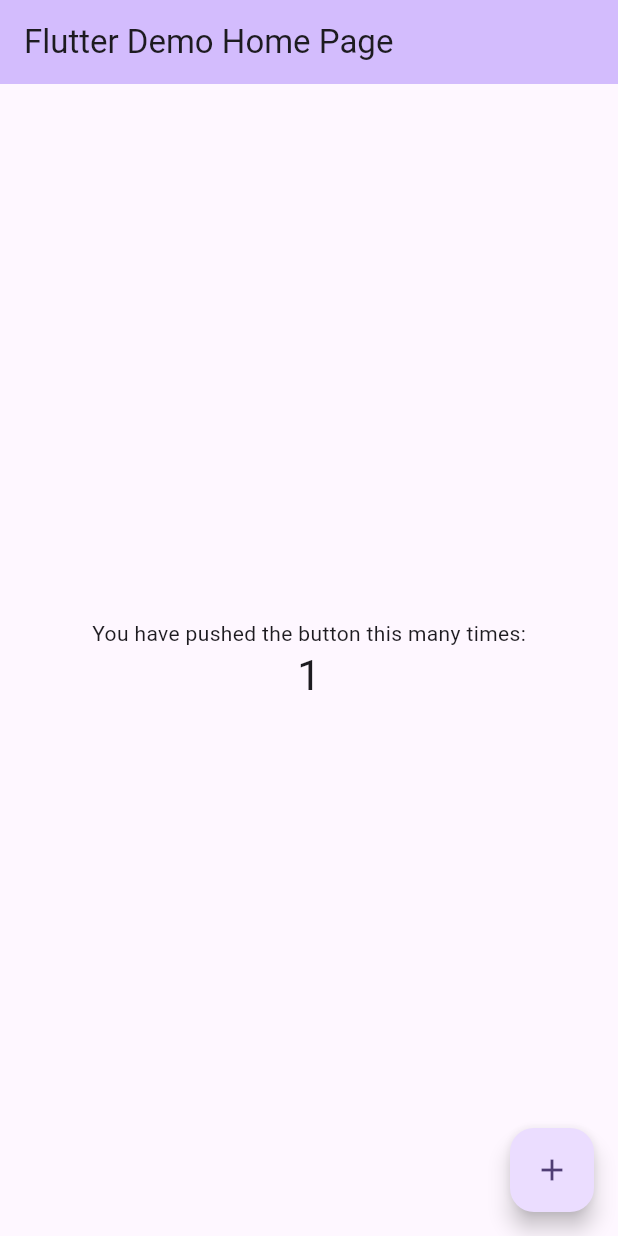
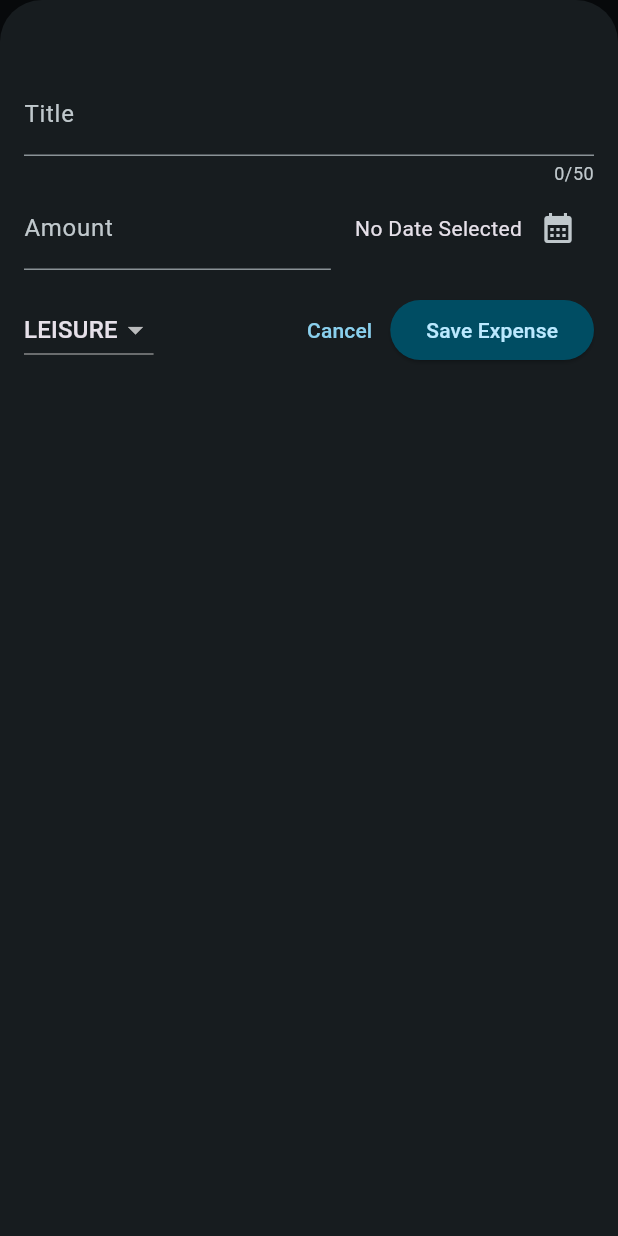
Before and after one commit to Rpratik13/Expense-Tracker, a Flutter app: the screen it shows after launch, after a tap on the "add" icon, on a phone screen of 412 x 824 dp. Run offline on Flutter 3.47's test engine with Material 3 defaults, Android fonts, the phone set to English and light mode, and no system bars.

Commit message:
Update app

```diff
--- a/lib/main.dart
+++ b/lib/main.dart
@@ -1,125 +1,56 @@
+import 'package:expense_tracker/widgets/expenses.dart';
 import 'package:flutter/material.dart';
 
+var kColorScheme = ColorScheme.fromSeed(
+  seedColor: const Color.fromARGB(255, 96, 59, 181),
+);
+
+var kDarkColorScheme = ColorScheme.fromSeed(
+  brightness: Brightness.dark,
+  seedColor: const Color.fromARGB(255, 5, 99, 125),
+);
+
 void main() {
-  runApp(const MyApp());
-}
-
-class MyApp extends StatelessWidget {
-  const MyApp({super.key});
-
-  // This widget is the root of your application.
-  @override
-  Widget build(BuildContext context) {
-    return MaterialApp(
-      title: 'Flutter Demo',
-      theme: ThemeData(
-        // This is the theme of your application.
-        //
-        // TRY THIS: Try running your application with "flutter run". You'll see
-        // the application has a purple toolbar. Then, without quitting the app,
-        // try changing the seedColor in the colorScheme below to Colors.green
-        // and then invoke "hot reload" (save your changes or press the "hot
-        // reload" button in a Flutter-supported IDE, or press "r" if you used
-        // the command line to start the app).
-        //
-        // Notice that the counter didn't reset back to zero; the application
-        // state is not lost during the reload. To reset the state, use hot
-        // restart instead.
-        //
-        // This works for code too, not just values: Most code changes can be
-        // tested with just a hot reload.
-        colorScheme: ColorScheme.fromSeed(seedColor: Colors.deepPurple),
-        useMaterial3: true,
-      ),
-      home: const MyHomePage(title: 'Flutter Demo Home Page'),
-    );
-  }
-}
-
-class MyHomePage extends StatefulWidget {
-  const MyHomePage({super.key, required this.title});
-
-  // This widget is the home page of your application. It is stateful, meaning
-  // that it has a State object (defined below) that contains fields that affect
-  // how it looks.
-
-  // This class is the configuration for the state. It holds the values (in this
-  // case the title) provided by the parent (in this case the App widget) and
-  // used by the build method of the State. Fields in a Widget subclass are
-  // always marked "final".
-
-  final String title;
-
-  @override
-  State<MyHomePage> createState() => _MyHomePageState();
-}
-
-class _MyHomePageState extends State<MyHomePage> {
-  int _counter = 0;
-
-  void _incrementCounter() {
-    setState(() {
-      // This call to setState tells the Flutter framework that something has
-      // changed in this State, which causes it to rerun the build method below
-      // so that the display can reflect the updated values. If we changed
-      // _counter without calling setState(), then the build method would not be
-      // called again, and so nothing would appear to happen.
-      _counter++;
-    });
-  }
-
-  @override
-  Widget build(BuildContext context) {
-    // This method is rerun every time setState is called, for instance as done
-    // by the _incrementCounter method above.
-    //
-    // The Flutter framework has been optimized to make rerunning build methods
-    // fast, so that you can just rebuild anything that needs updating rather
-    // than having to individually change instances of widgets.
-    return Scaffold(
-      appBar: AppBar(
-        // TRY THIS: Try changing the color here to a specific color (to
-        // Colors.amber, perhaps?) and trigger a hot reload to see the AppBar
-        // change color while the other colors stay the same.
-        backgroundColor: Theme.of(context).colorScheme.inversePrimary,
-        // Here we take the value from the MyHomePage object that was created by
-        // the App.build method, and use it to set our appbar title.
-        title: Text(widget.title),
-      ),
-      body: Center(
-        // Center is a layout widget. It takes a single child and positions it
-        // in the middle of the parent.
-        child: Column(
-          // Column is also a layout widget. It takes a list of children and
-          // arranges them vertically. By default, it sizes itself to fit its
-          // children horizontally, and tries to be as tall as its parent.
-          //
-          // Column has various properties to control how it sizes itself and
-          // how it positions its children. Here we use mainAxisAlignment to
-          // center the children vertically; the main axis here is the vertical
-          // axis because Columns are vertical (the cross axis would be
-          // horizontal).
-          //
-          // TRY THIS: Invoke "debug painting" (choose the "Toggle Debug Paint"
-          // action in the IDE, or press "p" in the console), to see the
-          // wireframe for each widget.
-          mainAxisAlignment: MainAxisAlignment.center,
-          children: <Widget>[
-            const Text(
-              'You have pushed the button this many times:',
-            ),
-            Text(
-              '$_counter',
-              style: Theme.of(context).textTheme.headlineMedium,
-            ),
-          ],
+  runApp(
+    MaterialApp(
+      darkTheme: ThemeData.dark().copyWith(
+        colorScheme: kDarkColorScheme,
+        cardTheme: const CardTheme().copyWith(
+          color: kDarkColorScheme.secondaryContainer,
+          margin: const EdgeInsets.symmetric(horizontal: 16, vertical: 8),
+        ),
+        elevatedButtonTheme: ElevatedButtonThemeData(
+          style: ElevatedButton.styleFrom(
+            foregroundColor: kDarkColorScheme.onPrimaryContainer,
+            backgroundColor: kDarkColorScheme.primaryContainer,
+          ),
         ),
       ),
-      floatingActionButton: FloatingActionButton(
-        onPressed: _incrementCounter,
-        tooltip: 'Increment',
-        child: const Icon(Icons.add),
-      ), // This trailing comma makes auto-formatting nicer for build methods.
-    );
-  }
+      theme: ThemeData().copyWith(
+        colorScheme: kColorScheme,
+        appBarTheme: const AppBarTheme().copyWith(
+          backgroundColor: kColorScheme.onPrimaryContainer,
+          foregroundColor: kColorScheme.primaryContainer,
+        ),
+        cardTheme: const CardTheme().copyWith(
+          color: kColorScheme.secondaryContainer,
+          margin: const EdgeInsets.symmetric(horizontal: 16, vertical: 8),
+        ),
+        elevatedButtonTheme: ElevatedButtonThemeData(
+          style: ElevatedButton.styleFrom(
+            backgroundColor: kColorScheme.primaryContainer,
+          ),
+        ),
+        textTheme: ThemeData().textTheme.copyWith(
+              titleLarge: TextStyle(
+                fontWeight: FontWeight.bold,
+                color: kColorScheme.onSecondaryContainer,
+                fontSize: 14,
+              ),
+            ),
+      ),
+      themeMode: ThemeMode.dark,
+      home: const Expenses(),
+    ),
+  );
 }
--- /dev/null
+++ b/lib/models/expense.dart
@@ -0,0 +1,65 @@
+import 'package:flutter/material.dart';
+import 'package:uuid/uuid.dart';
+import 'package:intl/intl.dart';
+
+final formatter = DateFormat.yMd();
+
+const uuid = Uuid();
+
+enum Category {
+  food,
+  travel,
+  leisure,
+  work,
+}
+
+const categoryIcons = {
+  Category.food: Icons.lunch_dining,
+  Category.travel: Icons.flight_takeoff,
+  Category.leisure: Icons.movie,
+  Category.work: Icons.work,
+};
+
+class Expense {
+  Expense({
+    required this.title,
+    required this.amount,
+    required this.date,
+    required this.category,
+  }) : id = uuid.v4();
+
+  final String id;
+  final String title;
+  final double amount;
+  final DateTime date;
+  final Category category;
+
+  String get formattedDate {
+    return formatter.format(date);
+  }
+}
+
+class ExpenseBucket {
+  const ExpenseBucket({
+    required this.category,
+    required this.expenses,
+  });
+
+  ExpenseBucket.forCategory(List<Expense> allExpenses, this.category)
+      : expenses = allExpenses
+            .where((expense) => expense.category == category)
+            .toList();
+
+  final Category category;
+  final List<Expense> expenses;
+
+  double get totalExpenses {
+    double sum = 0;
+
+    for (final expense in expenses) {
+      sum += expense.amount;
+    }
+
+    return sum;
+  }
+}
--- /dev/null
+++ b/lib/widgets/chart/chart.dart
@@ -0,0 +1,95 @@
+import 'package:flutter/material.dart';
+
+import 'package:expense_tracker/widgets/chart/chart_bar.dart';
+import 'package:expense_tracker/models/expense.dart';
+
+class Chart extends StatelessWidget {
+  const Chart({super.key, required this.expenses});
+
+  final List<Expense> expenses;
+
+  List<ExpenseBucket> get buckets {
+    return [
+      ExpenseBucket.forCategory(expenses, Category.food),
+      ExpenseBucket.forCategory(expenses, Category.leisure),
+      ExpenseBucket.forCategory(expenses, Category.travel),
+      ExpenseBucket.forCategory(expenses, Category.work),
+    ];
+  }
+
+  double get maxTotalExpense {
+    double maxTotalExpense = 0;
+
+    for (final bucket in buckets) {
+      if (bucket.totalExpenses > maxTotalExpense) {
+        maxTotalExpense = bucket.totalExpenses;
+      }
+    }
+
+    return maxTotalExpense;
+  }
+
+  @override
+  Widget build(BuildContext context) {
+    final isDarkMode =
+        MediaQuery.of(context).platformBrightness == Brightness.dark;
+    return Container(
+      margin: const EdgeInsets.all(16),
+      padding: const EdgeInsets.symmetric(
+        vertical: 16,
+        horizontal: 8,
+      ),
+      width: double.infinity,
+      height: 180,
+      decoration: BoxDecoration(
+        borderRadius: BorderRadius.circular(8),
+        gradient: LinearGradient(
+          colors: [
+            Theme.of(context).colorScheme.primary.withOpacity(0.3),
+            Theme.of(context).colorScheme.primary.withOpacity(0.0)
+          ],
+          begin: Alignment.bottomCenter,
+          end: Alignment.topCenter,
+        ),
+      ),
+      child: Column(
+        children: [
+          Expanded(
+            child: Row(
+              crossAxisAlignment: CrossAxisAlignment.end,
+              children: [
+                for (final bucket in buckets) // alternative to map()
+                  ChartBar(
+                    fill: bucket.totalExpenses == 0
+                        ? 0
+                        : bucket.totalExpenses / maxTotalExpense,
+                  )
+              ],
+            ),
+          ),
+          const SizedBox(height: 12),
+          Row(
+            children: buckets
+                .map(
+                  (bucket) => Expanded(
+                    child: Padding(
+                      padding: const EdgeInsets.symmetric(horizontal: 4),
+                      child: Icon(
+                        categoryIcons[bucket.category],
+                        color: isDarkMode
+                            ? Theme.of(context).colorScheme.secondary
+                            : Theme.of(context)
+                                .colorScheme
+                                .primary
+                                .withOpacity(0.7),
+                      ),
+                    ),
+                  ),
+                )
+                .toList(),
+          )
+        ],
+      ),
+    );
+  }
+}
--- /dev/null
+++ b/lib/widgets/chart/chart_bar.dart
@@ -0,0 +1,34 @@
+import 'package:flutter/material.dart';
+
+class ChartBar extends StatelessWidget {
+  const ChartBar({
+    super.key,
+    required this.fill,
+  });
+
+  final double fill;
+
+  @override
+  Widget build(BuildContext context) {
+    final isDarkMode =
+        MediaQuery.of(context).platformBrightness == Brightness.dark;
+    return Expanded(
+      child: Padding(
+        padding: const EdgeInsets.symmetric(horizontal: 4),
+        child: FractionallySizedBox(
+          heightFactor: fill,
+          child: DecoratedBox(
+            decoration: BoxDecoration(
+              shape: BoxShape.rectangle,
+              borderRadius:
+                  const BorderRadius.vertical(top: Radius.circular(8)),
+              color: isDarkMode
+                  ? Theme.of(context).colorScheme.secondary
+                  : Theme.of(context).colorScheme.primary.withOpacity(0.65),
+            ),
+          ),
+        ),
+      ),
+    );
+  }
+}
--- /dev/null
+++ b/lib/widgets/expense_list/expense_item.dart
@@ -0,0 +1,48 @@
+import 'package:flutter/material.dart';
+
+import 'package:expense_tracker/models/expense.dart';
+
+class ExpenseItem extends StatelessWidget {
+  const ExpenseItem(this.expense, {super.key});
+
+  final Expense expense;
+
+  @override
+  Widget build(BuildContext context) {
+    return Card(
+      child: Padding(
+        padding: const EdgeInsets.symmetric(
+          horizontal: 20,
+          vertical: 16,
+        ),
+        child: Column(
+          crossAxisAlignment: CrossAxisAlignment.start,
+          children: [
+            Text(
+              expense.title,
+              style: Theme.of(context).textTheme.titleLarge,
+            ),
+            const SizedBox(
+              height: 4,
+            ),
+            Row(
+              children: [
+                Text('\$${expense.amount.toStringAsFixed(2)}'),
+                const Spacer(),
+                Row(
+                  children: [
+                    Icon(categoryIcons[expense.category]),
+                    const SizedBox(
+                      width: 8,
+                    ),
+                    Text(expense.formattedDate),
+                  ],
+                )
+              ],
+            )
+          ],
+        ),
+      ),
+    );
+  }
+}
--- /dev/null
+++ b/lib/widgets/expense_list/expense_list.dart
@@ -0,0 +1,35 @@
+import 'package:flutter/material.dart';
+
+import 'package:expense_tracker/models/expense.dart';
+import 'package:expense_tracker/widgets/expense_list/expense_item.dart';
+
+class ExpenseList extends StatelessWidget {
+  const ExpenseList({
+    super.key,
+    required this.expenses,
+    required this.removeExpense,
+  });
+
+  final List<Expense> expenses;
+  final void Function(Expense expense) removeExpense;
+
+  @override
+  Widget build(BuildContext context) {
+    return ListView.builder(
+      itemCount: expenses.length,
+      itemBuilder: (context, index) => Dismissible(
+        background: Container(
+          color: Theme.of(context).colorScheme.error.withOpacity(0.75),
+          margin: EdgeInsets.symmetric(
+            horizontal: Theme.of(context).cardTheme.margin!.horizontal,
+          ),
+        ),
+        key: ValueKey(expenses[index]),
+        onDismissed: (direction) {
+          removeExpense(expenses[index]);
+        },
+        child: ExpenseItem(expenses[index]),
+      ),
+    );
+  }
+}
--- /dev/null
+++ b/lib/widgets/expenses.dart
@@ -0,0 +1,108 @@
+import 'package:expense_tracker/main.dart';
+import 'package:expense_tracker/widgets/chart/chart.dart';
+import 'package:expense_tracker/widgets/expense_list/expense_list.dart';
+import 'package:expense_tracker/widgets/new_expense.dart';
+import 'package:flutter/material.dart';
+
+import 'package:expense_tracker/models/expense.dart';
+
+class Expenses extends StatefulWidget {
+  const Expenses({super.key});
+
+  @override
+  State<Expenses> createState() {
+    return _ExpensesState();
+  }
+}
+
+class _ExpensesState extends State<Expenses> {
+  final List<Expense> _registeredExpenses = [
+    Expense(
+      title: 'Flutter Course',
+      amount: 19.99,
+      date: DateTime.now(),
+      category: Category.work,
+    ),
+    Expense(
+      title: 'Cinema',
+      amount: 15.69,
+      date: DateTime.now(),
+      category: Category.leisure,
+    )
+  ];
+
+  void _openAddExpenseOverlay() {
+    showModalBottomSheet(
+      isScrollControlled: true,
+      context: context,
+      builder: (ctx) => NewExpense(
+        onAddExpense: _addExpense,
+      ),
+    );
+  }
+
+  void _addExpense(Expense expense) {
+    setState(() {
+      _registeredExpenses.add(expense);
+    });
+  }
+
+  void _removeExpense(Expense expense) {
+    final expenseIndex = _registeredExpenses.indexOf(expense);
+
+    setState(() {
+      _registeredExpenses.remove(expense);
+    });
+
+    ScaffoldMessenger.of(context).clearSnackBars();
+
+    ScaffoldMessenger.of(context).showSnackBar(
+      SnackBar(
+        duration: const Duration(seconds: 3),
+        content: const Text('Expense deleted'),
+        action: SnackBarAction(
+            label: 'Undo',
+            onPressed: () {
+              setState(() {
+                _registeredExpenses.insert(
+                  expenseIndex,
+                  expense,
+                );
+              });
+            }),
+      ),
+    );
+  }
+
+  @override
+  Widget build(BuildContext context) {
+    Widget mainContent = const Center(
+      child: Text('No expenses found.'),
+    );
+
+    if (_registeredExpenses.isNotEmpty) {
+      mainContent = ExpenseList(
+        expenses: _registeredExpenses,
+        removeExpense: _removeExpense,
+      );
+    }
+
+    return Scaffold(
+      appBar: AppBar(
+        title: const Text('Flutter Expense Tracker'),
+        actions: [
+          IconButton(
+            onPressed: _openAddExpenseOverlay,
+            icon: const Icon(Icons.add),
+          ),
+        ],
+      ),
+      body: Column(
+        children: [
+          Chart(expenses: _registeredExpenses),
+          Expanded(child: mainContent),
+        ],
+      ),
+    );
+  }
+}
--- /dev/null
+++ b/lib/widgets/new_expense.dart
@@ -0,0 +1,174 @@
+import 'package:expense_tracker/models/expense.dart';
+import 'package:intl/intl.dart';
+import 'package:flutter/material.dart';
+
+final formatter = DateFormat.yMd();
+
+class NewExpense extends StatefulWidget {
+  const NewExpense({super.key, required this.onAddExpense});
+
+  final void Function(Expense expense) onAddExpense;
+
+  @override
+  State<NewExpense> createState() {
+    return _NewExpenseState();
+  }
+}
+
+class _NewExpenseState extends State<NewExpense> {
+  final _titleController = TextEditingController();
+  final _amountController = TextEditingController();
+  DateTime? _selectedDate;
+  Category _selectedCategory = Category.leisure;
+
+  _presentDatePicker() async {
+    final now = DateTime.now();
+    final firstDate = DateTime(now.year - 1, now.month, now.day);
+
+    final pickedDate = await showDatePicker(
+      context: context,
+      initialDate: now,
+      firstDate: firstDate,
+      lastDate: now,
+    );
+
+    setState(() {
+      _selectedDate = pickedDate;
+    });
+  }
+
+  _submitExpenseData() {
+    final enteredAmount = double.tryParse(_amountController.text);
+    final amountIsInvalid = enteredAmount == null || enteredAmount <= 0;
+
+    if (_titleController.text.trim().isEmpty ||
+        amountIsInvalid ||
+        _selectedDate == null) {
+      showDialog(
+        context: context,
+        builder: (ctx) => AlertDialog(
+          title: const Text('Invalid Input'),
+          content: const Text(
+            'Please make sure a valid title, amount and date was entered',
+          ),
+          actions: [
+            TextButton(
+              onPressed: () {
+                Navigator.pop(ctx);
+              },
+              child: const Text('Okay'),
+            )
+          ],
+        ),
+      );
+
+      return;
+    }
+
+    widget.onAddExpense(
+      Expense(
+        title: _titleController.text,
+        amount: enteredAmount,
+        date: _selectedDate!,
+        category: _selectedCategory,
+      ),
+    );
+
+    Navigator.pop(context);
+  }
+
+  @override
+  void dispose() {
+    _titleController.dispose();
+    _amountController.dispose();
+
+    super.dispose();
+  }
+
+  @override
+  Widget build(BuildContext context) {
+    return Padding(
+        padding: const EdgeInsets.fromLTRB(16, 48, 16, 16),
+        child: Column(
+          children: [
+            TextField(
+              controller: _titleController,
+              maxLength: 50,
+              decoration: const InputDecoration(
+                label: Text("Title"),
+              ),
+            ),
+            Row(
+              children: [
+                Expanded(
+                  child: TextField(
+                    controller: _amountController,
+                    keyboardType: TextInputType.number,
+                    decoration: const InputDecoration(
+                      prefixText: "\$",
+                      label: Text("Amount"),
+                    ),
+                  ),
+                ),
+                const SizedBox(
+                  width: 16,
+                ),
+                Row(
+                  mainAxisAlignment: MainAxisAlignment.end,
+                  crossAxisAlignment: CrossAxisAlignment.center,
+                  children: [
+                    Text(
+                      _selectedDate == null
+                          ? 'No Date Selected'
+                          : formatter.format(_selectedDate!),
+                    ),
+                    IconButton(
+                      onPressed: _presentDatePicker,
+                      icon: const Icon(Icons.calendar_month),
+                    )
+                  ],
+                ),
+              ],
+            ),
+            const SizedBox(
+              height: 16,
+            ),
+            Row(
+              children: [
+                DropdownButton(
+                  items: Category.values
+                      .map(
+                        (category) => DropdownMenuItem(
+                          value: category,
+                          child: Text(category.name.toUpperCase()),
+                        ),
+                      )
+                      .toList(),
+                  value: _selectedCategory,
+                  onChanged: (value) {
+                    if (value == null) {
+                      return;
+                    }
+
+                    setState(() {
+                      _selectedCategory = value;
+                    });
+                  },
+                ),
+                const Spacer(),
+                TextButton(
+                  onPressed: () {
+                    Navigator.pop(context);
+                  },
+                  child: const Text('Cancel'),
+                ),
+                ElevatedButton(
+                  onPressed: _submitExpenseData,
+                  child: const Text('Save Expense'),
+                )
+              ],
+            )
+          ],
+        ));
+  }
+}
--- a/pubspec.yaml
+++ b/pubspec.yaml
@@ -35,6 +35,8 @@ dependencies:
   # The following adds the Cupertino Icons font to your application.
   # Use with the CupertinoIcons class for iOS style icons.
   cupertino_icons: ^1.0.6
+  uuid: ^4.4.0
+  intl: ^0.19.0
 
 dev_dependencies:
   flutter_test:
```
Also changed, not shown: pubspec.lock.
